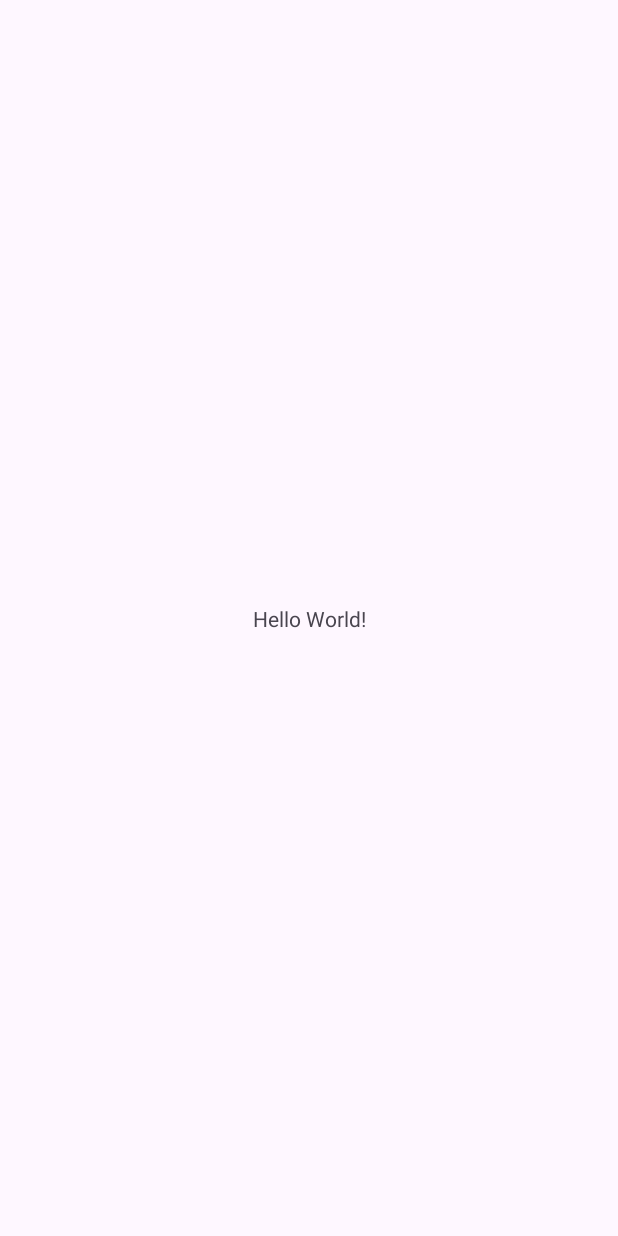
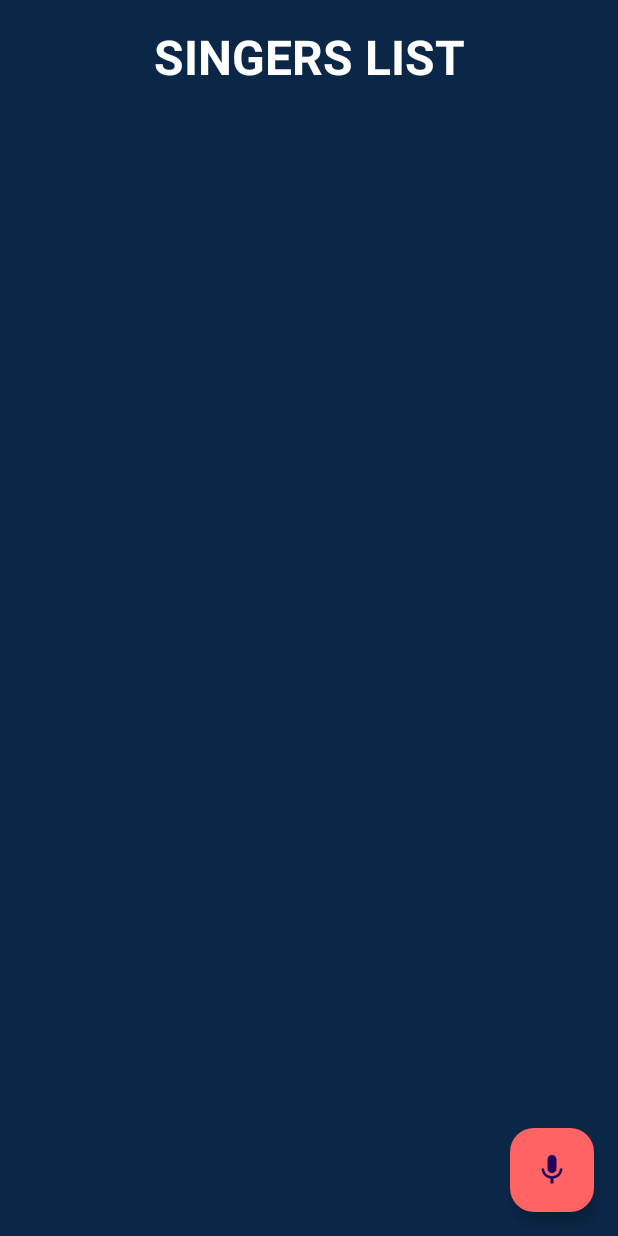
Before and after one commit to AleGC019/PDMParcial01, an Android app: the screen it shows after launch (MainActivity), on a phone screen of 412 x 824 dp. Before the commit the screen is almost empty. Run offline under Robolectric (Android 15) with nearby library versions, the phone set to English and light mode, and no system bars; our stand-ins replace data binding.

Commit message:
:memo:Elaboracion de vistas

```diff
--- a/SingerTracker/app/src/main/AndroidManifest.xml
+++ b/SingerTracker/app/src/main/AndroidManifest.xml
@@ -13,7 +13,7 @@
         android:theme="@style/Theme.SingerTracker"
         tools:targetApi="31">
         <activity
-            android:name=".MainActivity"
+            android:name=".ui.MainActivity"
             android:exported="true">
             <intent-filter>
                 <action android:name="android.intent.action.MAIN" />
--- /dev/null
+++ b/SingerTracker/app/src/main/java/com/example/singertracker/SingerReviewerApplication.kt
@@ -0,0 +1,6 @@
+package com.example.singertracker
+
+import android.app.Application
+
+class SingerReviewerApplication : Application() {
+}
--- a/SingerTracker/app/src/main/java/com/example/singertracker/MainActivity.kt
+++ b/SingerTracker/app/src/main/java/com/example/singertracker/ui/MainActivity.kt
@@ -1,7 +1,8 @@
-package com.example.singertracker
+package com.example.singertracker.ui
 
 import androidx.appcompat.app.AppCompatActivity
 import android.os.Bundle
+import com.example.singertracker.R
 
 class MainActivity : AppCompatActivity() {
     override fun onCreate(savedInstanceState: Bundle?) {
--- /dev/null
+++ b/SingerTracker/app/src/main/java/com/example/singertracker/ui/singer/showsingers/ShowSingersFragment.kt
@@ -0,0 +1,23 @@
+package com.example.singertracker.ui.singer.showsingers
+
+import android.os.Bundle
+import androidx.fragment.app.Fragment
+import android.view.LayoutInflater
+import android.view.View
+import android.view.ViewGroup
+import com.example.singertracker.R
+
+
+class ShowSingersFragment : Fragment() {
+
+
+    override fun onCreateView(
+        inflater: LayoutInflater, container: ViewGroup?,
+        savedInstanceState: Bundle?
+    ): View? {
+        // Inflate the layout for this fragment
+        return inflater.inflate(R.layout.fragment_show_singers, container, false)
+    }
+
+
+}
--- /dev/null
+++ b/SingerTracker/app/src/main/java/com/example/singertracker/ui/singer/viewmodel/SingerViewModel.kt
@@ -0,0 +1,4 @@
+package com.example.singertracker.ui.singer.viewmodel
+
+class SingerViewModel {
+}
--- /dev/null
+++ b/SingerTracker/app/src/main/res/drawable/baseline_mic_24.xml
@@ -0,0 +1,5 @@
+<vector android:height="24dp" android:tint="#FFFFFF"
+    android:viewportHeight="24" android:viewportWidth="24"
+    android:width="24dp" xmlns:android="http://schemas.android.com/apk/res/android">
+    <path android:fillColor="@android:color/white" android:pathData="M12,14c1.66,0 2.99,-1.34 2.99,-3L15,5c0,-1.66 -1.34,-3 -3,-3S9,3.34 9,5v6c0,1.66 1.34,3 3,3zM17.3,11c0,3 -2.54,5.1 -5.3,5.1S6.7,14 6.7,11L5,11c0,3.41 2.72,6.23 6,6.72L11,21h2v-3.28c3.28,-0.48 6,-3.3 6,-6.72h-1.7z"/>
+</vector>
--- a/SingerTracker/app/src/main/res/layout/activity_main.xml
+++ b/SingerTracker/app/src/main/res/layout/activity_main.xml
@@ -4,15 +4,20 @@
     xmlns:tools="http://schemas.android.com/tools"
     android:layout_width="match_parent"
     android:layout_height="match_parent"
-    tools:context=".MainActivity">
+    tools:context=".ui.MainActivity">
 
-    <TextView
-        android:layout_width="wrap_content"
-        android:layout_height="wrap_content"
-        android:text="Hello World!"
+    <androidx.fragment.app.FragmentContainerView
+        android:id="@+id/fragmentContainerView"
+        android:name="androidx.navigation.fragment.NavHostFragment"
+        android:layout_width="match_parent"
+        android:layout_height="match_parent"
+        app:defaultNavHost="true"
+        app:navGraph="@navigation/nav_graph"
         app:layout_constraintBottom_toBottomOf="parent"
         app:layout_constraintEnd_toEndOf="parent"
         app:layout_constraintStart_toStartOf="parent"
-        app:layout_constraintTop_toTopOf="parent" />
+        app:layout_constraintTop_toTopOf="parent">
+
+    </androidx.fragment.app.FragmentContainerView>
 
 </androidx.constraintlayout.widget.ConstraintLayout>
--- /dev/null
+++ b/SingerTracker/app/src/main/res/layout/fragment_show_singers.xml
@@ -0,0 +1,67 @@
+<?xml version="1.0" encoding="utf-8"?>
+<layout
+    xmlns:android="http://schemas.android.com/apk/res/android"
+    xmlns:app="http://schemas.android.com/apk/res-auto"
+    xmlns:tools="http://schemas.android.com/tools">
+
+    <data>
+        <variable
+            name="viewmodel"
+            type="com.example.singertracker.ui.singer.viewmodel.SingerViewModel" />
+    </data>
+
+    <androidx.constraintlayout.widget.ConstraintLayout
+        android:background="@color/dark"
+        android:layout_width="match_parent"
+        android:layout_height="match_parent"
+        tools:context=".ui.singer.showsingers.ShowSingersFragment">
+
+        <TextView
+            android:id="@+id/textView2"
+            android:textColor="@color/white"
+            android:layout_width="match_parent"
+            android:layout_height="wrap_content"
+            android:layout_marginTop="16dp"
+            android:gravity="center"
+            android:text="SINGERS LIST"
+            android:textSize="@dimen/big_text"
+            android:textStyle="bold"
+            app:layout_constraintEnd_toEndOf="parent"
+            app:layout_constraintStart_toStartOf="parent"
+            app:layout_constraintTop_toTopOf="parent">
+
+        </TextView>
+
+        <androidx.recyclerview.widget.RecyclerView
+            android:padding="8dp"
+            android:id="@+id/recycler_view_singers"
+            android:layout_width="match_parent"
+            android:layout_height="0dp"
+            android:layout_marginTop="16dp"
+            tools:itemCount="10"
+            tools:listitem="@layout/singer_item"
+            app:layout_constraintBottom_toBottomOf="parent"
+            app:layout_constraintEnd_toEndOf="parent"
+            app:layout_constraintStart_toStartOf="parent"
+            app:layout_constraintTop_toBottomOf="@+id/textView2">
+
+        </androidx.recyclerview.widget.RecyclerView>
+
+        <com.google.android.material.floatingactionbutton.FloatingActionButton
+            android:layout_width="wrap_content"
+            android:layout_height="wrap_content"
+            android:backgroundTint="@color/buttonColor"
+            android:src="@drawable/baseline_mic_24"
+            android:layout_marginEnd="16dp"
+            android:layout_marginBottom="16dp"
+            app:layout_constraintBottom_toBottomOf="parent"
+            app:layout_constraintEnd_toEndOf="parent">
+
+        </com.google.android.material.floatingactionbutton.FloatingActionButton>
+
+
+
+
+    </androidx.constraintlayout.widget.ConstraintLayout>
+
+</layout>
--- /dev/null
+++ b/SingerTracker/app/src/main/res/navigation/nav_graph.xml
@@ -0,0 +1,38 @@
+<?xml version="1.0" encoding="utf-8"?>
+<navigation xmlns:android="http://schemas.android.com/apk/res/android"
+    xmlns:app="http://schemas.android.com/apk/res-auto"
+    xmlns:tools="http://schemas.android.com/tools"
+    android:id="@+id/nav_graph"
+    app:startDestination="@id/showSingersFragment">
+
+    <fragment
+        android:id="@+id/showSingersFragment"
+        android:name="com.example.singertracker.ui.singer.showsingers.ShowSingersFragment"
+        android:label="fragment_show_singers"
+        tools:layout="@layout/fragment_show_singers" >
+        <action
+            android:id="@+id/action_showSingersFragment_to_SIngerFragment"
+            app:destination="@id/SIngerFragment" />
+        <action
+            android:id="@+id/action_showSingersFragment_to_newSIngerFragment"
+            app:destination="@id/newSIngerFragment" />
+    </fragment>
+    <fragment
+        android:id="@+id/newSIngerFragment"
+        android:name="com.example.singertracker.ui.singer.newsinger.NewSIngerFragment"
+        android:label="fragment_new_s_inger"
+        tools:layout="@layout/fragment_new_s_inger" >
+        <action
+            android:id="@+id/action_newSIngerFragment_to_showSingersFragment"
+            app:destination="@id/showSingersFragment" />
+    </fragment>
+    <fragment
+        android:id="@+id/SIngerFragment"
+        android:name="com.example.singertracker.ui.singer.SIngerFragment"
+        android:label="fragment_s_inger"
+        tools:layout="@layout/fragment_s_inger" >
+        <action
+            android:id="@+id/action_SIngerFragment_to_showSingersFragment"
+            app:destination="@id/showSingersFragment" />
+    </fragment>
+</navigation>
--- a/SingerTracker/app/src/main/res/values/colors.xml
+++ b/SingerTracker/app/src/main/res/values/colors.xml
@@ -1,5 +1,13 @@
 <?xml version="1.0" encoding="utf-8"?>
 <resources>
     <color name="black">#FF000000</color>
-    <color name="white">#FFFFFFFF</color>
+    <color name="white">#FFFFFF</color>
+    <color name="blue">#034189</color>
+    <color name="dark">#0B2748</color>
+    <color name="gray">#D9D9D9</color>
+    <color name="lightblue">#418DF9</color>
+    <color name="backgroundLayout">#202040</color>
+    <color name="cardLayout">#543864</color>
+    <color name="calification">#FFBD69</color>
+    <color name="buttonColor">#FF6363</color>
 </resources>
--- a/SingerTracker/app/src/main/res/values/strings.xml
+++ b/SingerTracker/app/src/main/res/values/strings.xml
@@ -1,3 +1,5 @@
 <resources>
     <string name="app_name">SingerTracker</string>
+    <!-- TODO: Remove or change this placeholder text -->
+    <string name="hello_blank_fragment">Hello blank fragment</string>
 </resources>
```
Also changed, not shown: SingerTracker/app/src/main/java/com/example/singertracker/ui/singer/SIngerFragment.kt (added, +23 -0 lines), SingerTracker/app/src/main/java/com/example/singertracker/ui/singer/newsinger/NewSIngerFragment.kt (added, +23 -0 lines), SingerTracker/app/src/main/res/layout/fragment_new_s_inger.xml (added, +75 -0 lines), SingerTracker/app/src/main/res/layout/fragment_s_inger.xml (added, +54 -0 lines), SingerTracker/app/src/main/res/layout/singer_item.xml (added, +83 -0 lines), SingerTracker/app/src/main/res/values/dimens.xml (added, +10 -0 lines), SingerTracker/app/src/main/res/values/style.xml (added, +15 -0 lines), SingerTracker/app/src/main/res/drawable/inf.jpeg (added).
